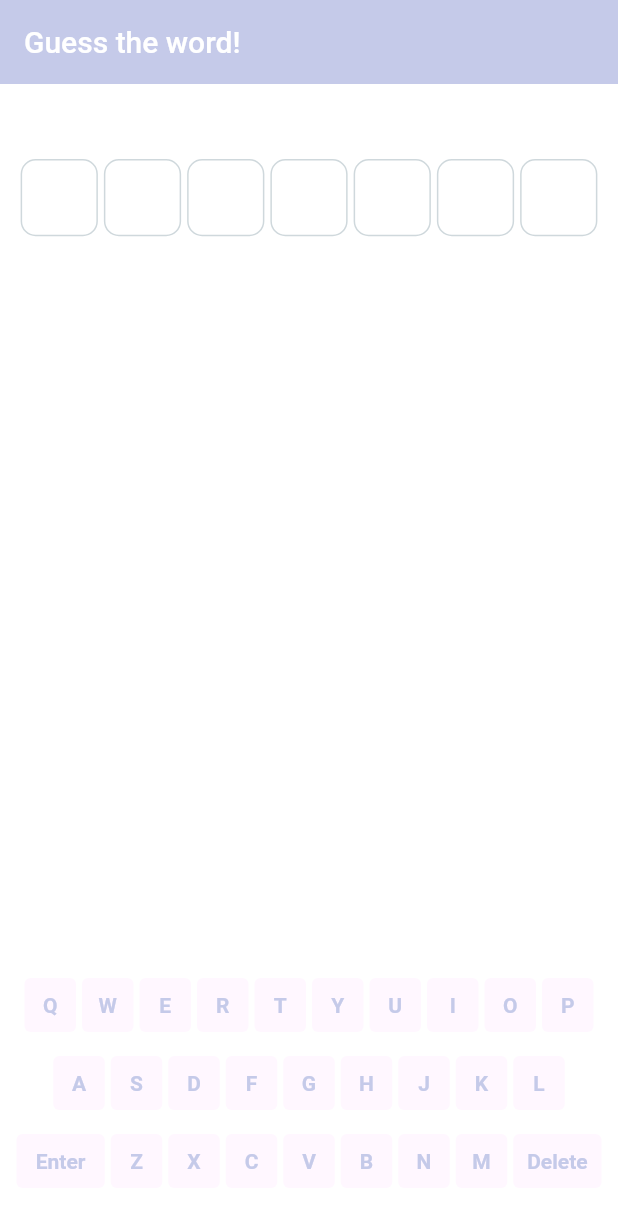
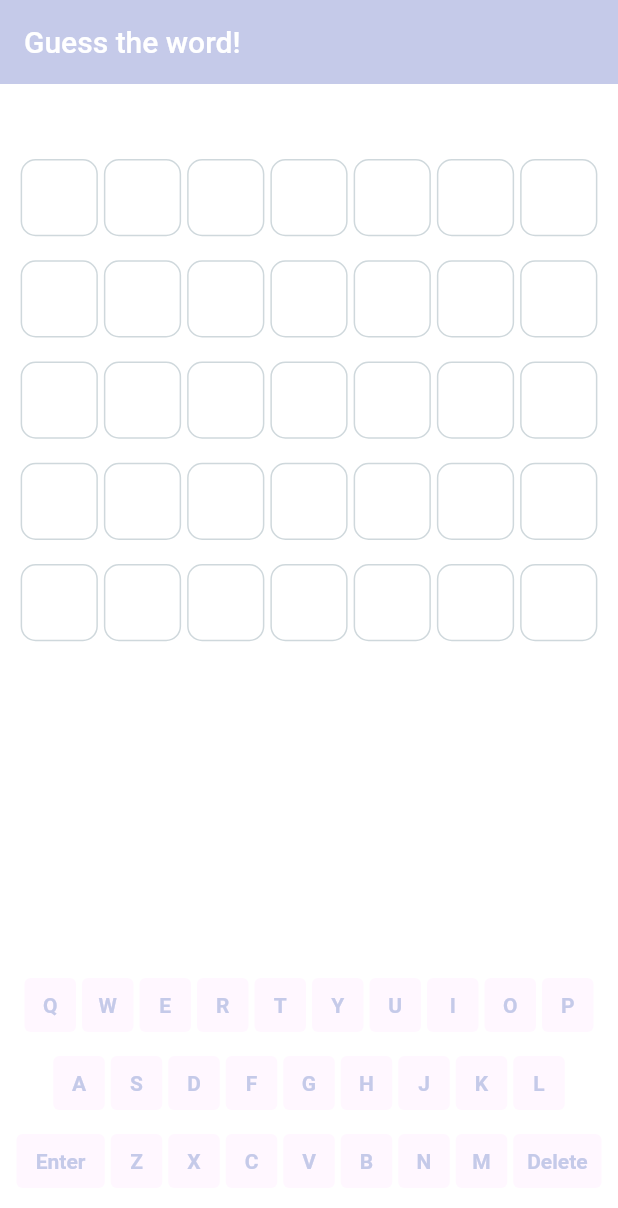
Before and after one commit to kno3a87/wordle-modoki-frontend, a Flutter app: the screen it shows after launch, on a phone screen of 412 x 824 dp. Shown: the top 1208 px of the screen. Run offline on Flutter 3.47's test engine with Material 2 defaults, Android fonts, the light colour scheme and no system bars; our stand-ins replace graphql.

Commit message:
5回できるように

```diff
--- a/lib/main_page.dart
+++ b/lib/main_page.dart
@@ -1,5 +1,4 @@
 import 'package:flutter/material.dart';
-import 'package:wordle_modoki/feat/validator.dart';
 import 'package:wordle_modoki/theme/theme.dart';
 import 'package:graphql/client.dart';
 
@@ -20,14 +19,19 @@ class Answer {
 }
 
 class _MyHomePageState extends State<MyHomePage> {
+  final challengeCount = 5;
+  // TODO: [] 5個かいてるのきもい
+  List<List<String>> charList = [[], [], [], [], []];
   String wordId = "hoge";
   String word = "";
   List<Answer> answer = [];
+  int count = 0;
 
   void answerMutation() async {
-    for (var element in charList) {
+    for (var element in charList[count]) {
       word += element;
     }
+    debugPrint(word);
 
     final Link _httpLink = HttpLink(
       'http://ff68-106-184-135-238.ngrok.io/graphql',
@@ -73,6 +77,11 @@ class _MyHomePageState extends State<MyHomePage> {
             Answer(position: element['position'], judge: element['judge']));
       });
     }
+    setState(() {
+      word = "";
+      (count < 4) ? count++ : null;
+      answer = [];
+    });
 
     showDialog(
       context: context,
@@ -102,9 +111,6 @@ class _MyHomePageState extends State<MyHomePage> {
     );
   }
 
-  final challengeCount = 5;
-  final wordCharLength = 7;
-
   @override
   Widget build(BuildContext context) {
     return Scaffold(
@@ -115,61 +121,62 @@ class _MyHomePageState extends State<MyHomePage> {
       body: SafeArea(
         child: Column(
           crossAxisAlignment: CrossAxisAlignment.center,
-          mainAxisAlignment: MainAxisAlignment.spaceBetween,
           children: [
-            Padding(
+            Expanded(
+              child: Padding(
                 padding: const EdgeInsets.only(top: 48),
-              child: _form(0),
+                child: ListView.separated(
+                  itemCount: challengeCount,
+                  itemBuilder: (context, count) {
+                    return _form(count);
+                  },
+                  separatorBuilder: (context, i) {
+                    return const SizedBox(height: 12);
+                  },
+                ),
+              ),
             ),
             Padding(
               padding: const EdgeInsets.only(bottom: 24),
-              child: _keyboard(),
+              child: _keyboard(count),
             ),
           ],
         ),
       ),
-      // ListView.builder(
-      //   itemCount: challengeCount,
-      //   itemBuilder: (context, i) {
-      //     return _field(i);
-      //   },
-      // ),
     );
   }
 
-  List<String> charList = [];
-
-  Widget _keyboard() {
+  Widget _keyboard(int count) {
     return Column(
       crossAxisAlignment: CrossAxisAlignment.center,
       children: [
         Row(
           mainAxisAlignment: MainAxisAlignment.center,
           children: [
-            _alphabet("Q"),
-            _alphabet("W"),
-            _alphabet("E"),
-            _alphabet("R"),
-            _alphabet("T"),
-            _alphabet("Y"),
-            _alphabet("U"),
-            _alphabet("I"),
-            _alphabet("O"),
-            _alphabet("P"),
+            _alphabet("Q", count),
+            _alphabet("W", count),
+            _alphabet("E", count),
+            _alphabet("R", count),
+            _alphabet("T", count),
+            _alphabet("Y", count),
+            _alphabet("U", count),
+            _alphabet("I", count),
+            _alphabet("O", count),
+            _alphabet("P", count),
           ],
         ),
         Row(
           mainAxisAlignment: MainAxisAlignment.center,
           children: [
-            _alphabet("A"),
-            _alphabet("S"),
-            _alphabet("D"),
-            _alphabet("F"),
-            _alphabet("G"),
-            _alphabet("H"),
-            _alphabet("J"),
-            _alphabet("K"),
-            _alphabet("L"),
+            _alphabet("A", count),
+            _alphabet("S", count),
+            _alphabet("D", count),
+            _alphabet("F", count),
+            _alphabet("G", count),
+            _alphabet("H", count),
+            _alphabet("J", count),
+            _alphabet("K", count),
+            _alphabet("L", count),
           ],
         ),
         Row(
@@ -177,34 +184,20 @@ class _MyHomePageState extends State<MyHomePage> {
           children: [
             _button(
               "Enter",
-              (charList.length == 7)
-                  ? () {
-                      answerMutation();
-                      // setState(() {
-                      //   word = "";
-                      //   answer = [];
-                      // });
-                      // setState(() {
-                      //   _focus[index] = false;
-                      //   if (index < challengeCount - 1) {
-                      //     _focus[index + 1] = true;
-                      //   }
-                      // });
-                    }
-                  : null,
+              (charList[count].length == 7) ? () => answerMutation() : null,
             ),
-            _alphabet("Z"),
-            _alphabet("X"),
-            _alphabet("C"),
-            _alphabet("V"),
-            _alphabet("B"),
-            _alphabet("N"),
-            _alphabet("M"),
+            _alphabet("Z", count),
+            _alphabet("X", count),
+            _alphabet("C", count),
+            _alphabet("V", count),
+            _alphabet("B", count),
+            _alphabet("N", count),
+            _alphabet("M", count),
             _button(
               "Delete",
               () {
                 setState(() {
-                  charList.removeAt(charList.length - 1);
+                  charList[count].removeAt(charList[count].length - 1);
                 });
               },
             ),
@@ -236,7 +229,7 @@ class _MyHomePageState extends State<MyHomePage> {
     );
   }
 
-  Widget _alphabet(String char) {
+  Widget _alphabet(String char, int index) {
     return Padding(
       padding: const EdgeInsets.all(2.0),
       child: SizedBox(
@@ -252,27 +245,42 @@ class _MyHomePageState extends State<MyHomePage> {
                 fontWeight: FontWeight.bold,
               ),
             ),
-          onPressed: () {
+            onPressed: (charList[count].length == 7)
+                ? null
+                : () {
                     setState(() {
-              charList.add(char);
+                      charList[index].add(char);
                     });
-          },
-        ),
+                  }),
       ),
     );
   }
 
   Widget _form(int index) {
+    if (charList[index].isNotEmpty) {
       return Row(
         mainAxisAlignment: MainAxisAlignment.center,
         children: [
-        _tile(charList.isEmpty ? "" : charList[0]),
-        _tile(charList.length >= 2 ? charList[1] : ""),
-        _tile(charList.length >= 3 ? charList[2] : ""),
-        _tile(charList.length >= 4 ? charList[3] : ""),
-        _tile(charList.length >= 5 ? charList[4] : ""),
-        _tile(charList.length >= 6 ? charList[5] : ""),
-        _tile(charList.length >= 7 ? charList[6] : ""),
+          _tile(charList[index].isEmpty ? "" : charList[index][0]),
+          _tile(charList[index].length >= 2 ? charList[index][1] : ""),
+          _tile(charList[index].length >= 3 ? charList[index][2] : ""),
+          _tile(charList[index].length >= 4 ? charList[index][3] : ""),
+          _tile(charList[index].length >= 5 ? charList[index][4] : ""),
+          _tile(charList[index].length >= 6 ? charList[index][5] : ""),
+          _tile(charList[index].length >= 7 ? charList[index][6] : ""),
+        ],
+      );
+    }
+    return Row(
+      mainAxisAlignment: MainAxisAlignment.center,
+      children: [
+        _tile(""),
+        _tile(""),
+        _tile(""),
+        _tile(""),
+        _tile(""),
+        _tile(""),
+        _tile(""),
       ],
     );
   }
```
Lines whose indentation alone changed are shown as unchanged.
